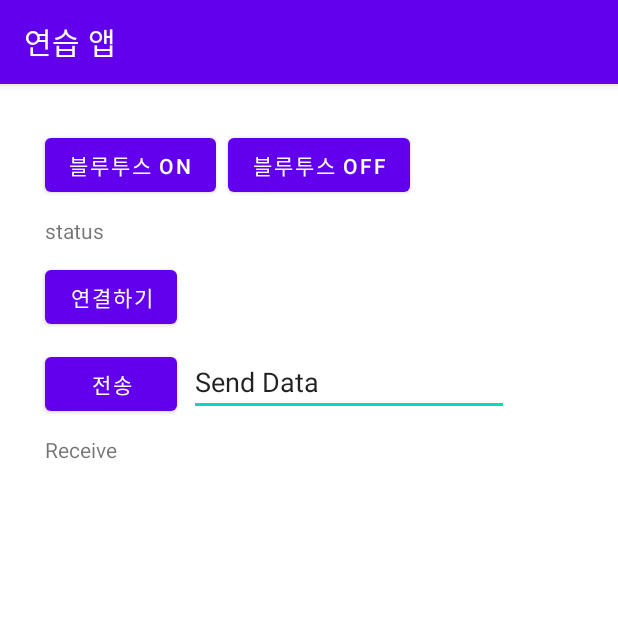
After one commit to DukiChoi/bleAndroidApp, an Android app: the MainActivity6 screen opened directly, with no data from a screen before it, on a phone screen of 412 x 824 dp, the top half of it. The commit adds this screen. Run offline under Robolectric (Android 15) with nearby library versions, the phone set to English and light mode, and no system bars.

Commit message:
added MainActivity6 which is bluetooth ex

```diff
--- a/app/build.gradle
+++ b/app/build.gradle
@@ -35,6 +35,8 @@
     implementation 'androidx.appcompat:appcompat:1.4.1'
     implementation 'com.google.android.material:material:1.4.0'
     implementation 'androidx.constraintlayout:constraintlayout:2.1.1'
+    implementation 'com.android.support:appcompat-v7:28.0.0'
+    implementation 'com.android.support.constraint:constraint-layout:2.0.4'
     testImplementation 'junit:junit:4.+'
     androidTestImplementation 'androidx.test.ext:junit:1.1.3'
     androidTestImplementation 'androidx.test.espresso:espresso-core:3.4.0'
--- a/app/src/main/java/com/example/myapplication/MainActivity.java
+++ b/app/src/main/java/com/example/myapplication/MainActivity.java
@@ -36,4 +36,9 @@
         Intent intent = new Intent(this, MainActivity5.class);
         startActivity(intent);
     }
+
+    public void onButton13Clicked(View view){
+        Intent intent = new Intent(this, MainActivity6.class);
+        startActivity(intent);
+    }
 }
--- a/app/src/main/java/com/example/myapplication/MainActivity3.java
+++ b/app/src/main/java/com/example/myapplication/MainActivity3.java
@@ -72,11 +72,14 @@
     }
 
 
+    //앱에서 가져오기
 
     public void get(String data) {
         try {
             int portNumber = 5050;
-            String host = "192.168.0.9";
+            //여기서 아이피를 로컬로하면 핸드폰 내부에서만.
+            String host = "192.168.219.116";
+            //String host = "127.0.0.1";
             Socket sock = new Socket(host, portNumber); // 소켓 객체 만들기
             printClientLog("소켓 연결함.");
 
--- /dev/null
+++ b/app/src/main/res/layout/activity_main6.xml
@@ -0,0 +1,78 @@
+<?xml version="1.0" encoding="utf-8"?>
+<androidx.constraintlayout.widget.ConstraintLayout xmlns:android="http://schemas.android.com/apk/res/android"
+    xmlns:app="http://schemas.android.com/apk/res-auto"
+    xmlns:tools="http://schemas.android.com/tools"
+    android:layout_width="match_parent"
+    android:layout_height="match_parent"
+    tools:context=".MainActivity6">
+
+    <Button
+        android:id="@+id/btnBluetoothOn"
+        android:layout_width="wrap_content"
+        android:layout_height="wrap_content"
+        android:layout_marginStart="30dp"
+        android:layout_marginLeft="30dp"
+        android:layout_marginTop="30dp"
+        android:text="블루투스 ON"
+        app:layout_constraintStart_toStartOf="parent"
+        app:layout_constraintTop_toTopOf="parent" />
+
+    <Button
+        android:id="@+id/btnBluetoothOff"
+        android:layout_width="wrap_content"
+        android:layout_height="wrap_content"
+        android:layout_marginStart="8dp"
+        android:layout_marginLeft="8dp"
+        android:text="블루투스 OFF"
+        app:layout_constraintStart_toEndOf="@+id/btnBluetoothOn"
+        app:layout_constraintTop_toTopOf="@+id/btnBluetoothOn" />
+
+    <TextView
+        android:id="@+id/tvBluetoothStatus"
+        android:layout_width="170dp"
+        android:layout_height="20dp"
+        android:layout_marginTop="10dp"
+        android:text="status"
+        app:layout_constraintStart_toStartOf="@+id/btnBluetoothOn"
+        app:layout_constraintTop_toBottomOf="@+id/btnBluetoothOn" />
+
+    <Button
+        android:id="@+id/btnConnect"
+        android:layout_width="wrap_content"
+        android:layout_height="0dp"
+        android:layout_marginTop="10dp"
+        android:text="연결하기"
+        app:layout_constraintStart_toStartOf="@+id/tvBluetoothStatus"
+        app:layout_constraintTop_toBottomOf="@+id/tvBluetoothStatus" />
+
+    <TextView
+        android:id="@+id/tvReceiveData"
+        android:layout_width="wrap_content"
+        android:layout_height="wrap_content"
+        android:layout_marginTop="10dp"
+        android:text="Receive"
+        app:layout_constraintStart_toStartOf="@+id/btnSendData"
+        app:layout_constraintTop_toBottomOf="@+id/btnSendData" />
+
+    <Button
+        android:id="@+id/btnSendData"
+        android:layout_width="wrap_content"
+        android:layout_height="wrap_content"
+        android:layout_marginTop="10dp"
+        android:text="전송"
+        app:layout_constraintStart_toStartOf="@+id/btnConnect"
+        app:layout_constraintTop_toBottomOf="@+id/btnConnect" />
+
+    <EditText
+        android:id="@+id/tvSendData"
+        android:layout_width="wrap_content"
+        android:layout_height="wrap_content"
+        android:layout_marginStart="8dp"
+        android:layout_marginLeft="8dp"
+        android:ems="10"
+        android:inputType="textPersonName"
+        android:text="Send Data"
+        app:layout_constraintStart_toEndOf="@+id/btnSendData"
+        app:layout_constraintTop_toTopOf="@+id/btnSendData" />
+
+</androidx.constraintlayout.widget.ConstraintLayout>
```
Also changed, not shown: app/src/main/AndroidManifest.xml (+7 -2 lines), app/src/main/java/com/example/myapplication/MainActivity6.java (added, +255 -0 lines), app/src/main/res/layout/activity_main.xml (+14 -4 lines), 6 other files.
